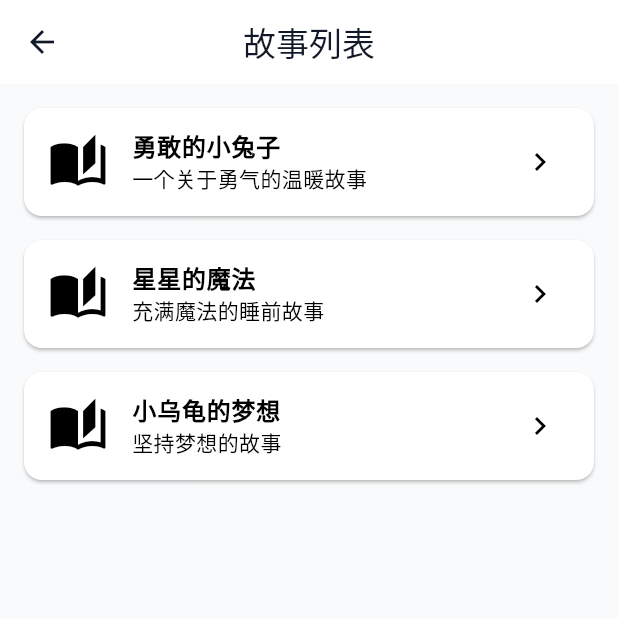
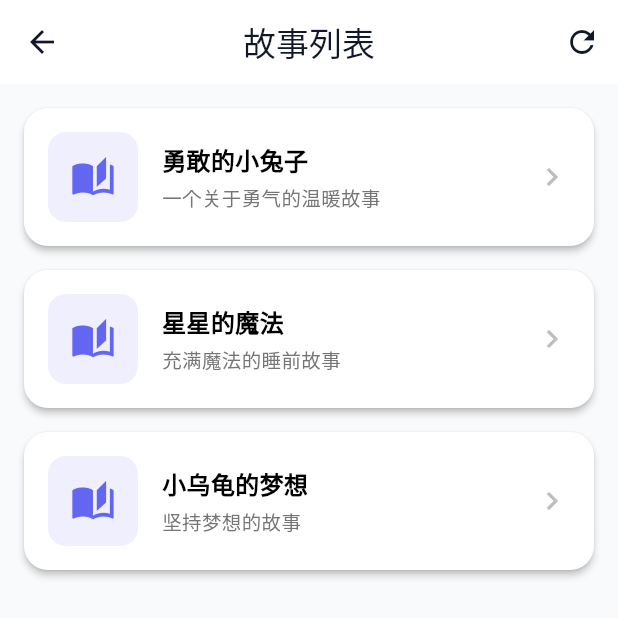
Before and after one commit to boye1026/ai_bedtime_story_app, a Flutter app: the StoryListPage screen opened directly, on a phone screen of 412 x 824 dp, the top half of it. Run offline on Flutter 3.47's test engine with Material 3 defaults, Android fonts, the phone set to English and light mode, and no system bars; our stand-ins replace flutter_tts, google_fonts, shared_preferences; accounts and stored records are empty.

Commit message:
Update story_list_page.dart

```diff
--- a/mobile/lib/pages/story_list_page.dart
+++ b/mobile/lib/pages/story_list_page.dart
@@ -4,7 +4,7 @@ import '../models/story.dart';
 import 'story_display_page.dart';
 
 class StoryListPage extends StatefulWidget {
-  const StoryListPage({Key? key}) : super(key: key);
+  const StoryListPage({super.key});
 
   @override
   State<StoryListPage> createState() => _StoryListPageState();
@@ -48,6 +48,12 @@ class _StoryListPageState extends State<StoryListPage> {
       appBar: AppBar(
         title: const Text('故事列表'),
         centerTitle: true,
+        actions: [
+          IconButton(
+            icon: const Icon(Icons.refresh),
+            onPressed: _loadStories,
+          ),
+        ],
       ),
       body: _isLoading
           ? const Center(child: CircularProgressIndicator())
@@ -78,27 +84,11 @@ class _StoryListPageState extends State<StoryListPage> {
                         final story = _stories[index];
                         return Card(
                           margin: const EdgeInsets.only(bottom: 16),
-                          child: ListTile(
-                            leading: story.imageUrl != null
-                                ? Image.network(
-                                    story.imageUrl!,
-                                    width: 60,
-                                    height: 60,
-                                    fit: BoxFit.cover,
-                                    errorBuilder: (_, __, ___) =>
-                                        const Icon(Icons.auto_stories, size: 40),
-                                  )
-                                : const Icon(Icons.auto_stories, size: 40),
-                            title: Text(
-                              story.title,
-                              style: const TextStyle(fontWeight: FontWeight.bold),
-                            ),
-                            subtitle: Text(
-                              story.summary,
-                              maxLines: 2,
-                              overflow: TextOverflow.ellipsis,
-                            ),
-                            trailing: const Icon(Icons.chevron_right),
+                          elevation: 2,
+                          shape: RoundedRectangleBorder(
+                            borderRadius: BorderRadius.circular(16),
+                          ),
+                          child: InkWell(
                             onTap: () {
                               Navigator.push(
                                 context,
@@ -110,6 +100,56 @@ class _StoryListPageState extends State<StoryListPage> {
                                 ),
                               );
                             },
+                            borderRadius: BorderRadius.circular(16),
+                            child: Padding(
+                              padding: const EdgeInsets.all(16),
+                              child: Row(
+                                children: [
+                                  Container(
+                                    width: 60,
+                                    height: 60,
+                                    decoration: BoxDecoration(
+                                      color: Theme.of(context).primaryColor.withOpacity(0.1),
+                                      borderRadius: BorderRadius.circular(12),
+                                    ),
+                                    child: Icon(
+                                      Icons.auto_stories,
+                                      size: 30,
+                                      color: Theme.of(context).primaryColor,
+                                    ),
+                                  ),
+                                  const SizedBox(width: 16),
+                                  Expanded(
+                                    child: Column(
+                                      crossAxisAlignment: CrossAxisAlignment.start,
+                                      children: [
+                                        Text(
+                                          story.title,
+                                          style: const TextStyle(
+                                            fontSize: 16,
+                                            fontWeight: FontWeight.bold,
+                                          ),
+                                        ),
+                                        const SizedBox(height: 4),
+                                        Text(
+                                          story.summary,
+                                          maxLines: 2,
+                                          overflow: TextOverflow.ellipsis,
+                                          style: TextStyle(
+                                            fontSize: 13,
+                                            color: Colors.grey[600],
+                                          ),
+                                        ),
+                                      ],
+                                    ),
+                                  ),
+                                  Icon(
+                                    Icons.chevron_right,
+                                    color: Colors.grey[400],
+                                  ),
+                                ],
+                              ),
+                            ),
                           ),
                         );
                       },
```
